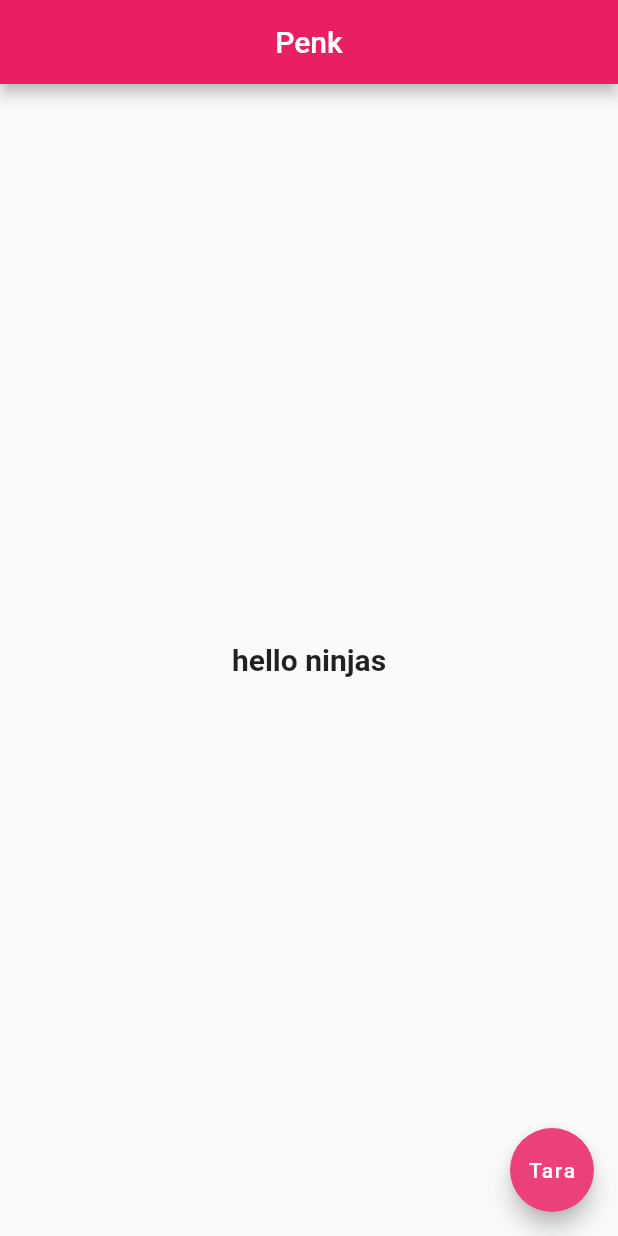
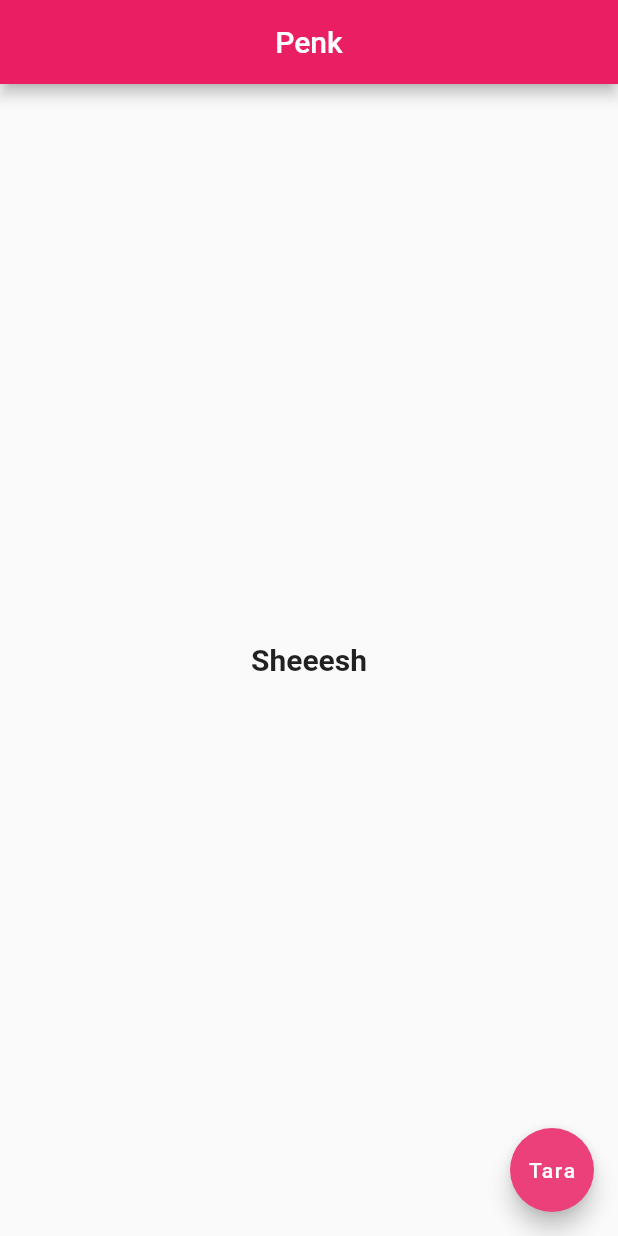
Before and after one commit to radmerales/flutterPractice, a Flutter app: the screen it shows after launch, on a phone screen of 412 x 824 dp. Run offline on Flutter 3.47's test engine with Material 2 defaults, Android fonts, the phone set to English and light mode, and no system bars.

Commit message:
Moved the Scaffold Widget to its own Stateless widget. This enables hot reload.

```diff
--- a/lib/main.dart
+++ b/lib/main.dart
@@ -1,7 +1,13 @@
 import 'package:flutter/material.dart';
 
 void main() => runApp(MaterialApp(
-  home: Scaffold(
+  home: Home(),
+));
+
+class Home extends StatelessWidget {
+  @override
+  Widget build(BuildContext context) {
+    return Scaffold(
       appBar: AppBar(
         title: Text('Penk',),
         centerTitle: true,
@@ -9,7 +15,7 @@ void main() => runApp(MaterialApp(
       ),
       body: Center(
         child: Text(
-        'hello ninjas',
+            'Sheeesh',
             style: TextStyle(
               fontSize: 20.0,
               fontWeight: FontWeight.bold,
@@ -20,5 +26,6 @@ void main() => runApp(MaterialApp(
         backgroundColor: Colors.pink[400],
         onPressed: (){},
       ),
-  ),
-));
+    );
+  }
+}
```
Lines whose indentation alone changed are shown as unchanged.
